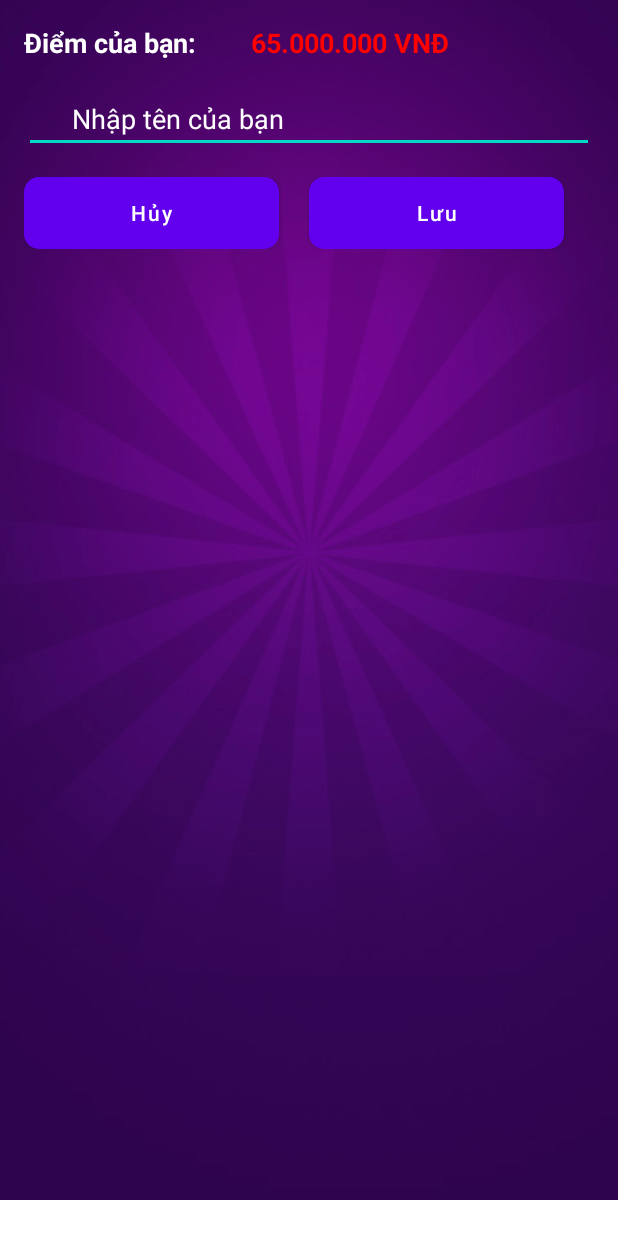
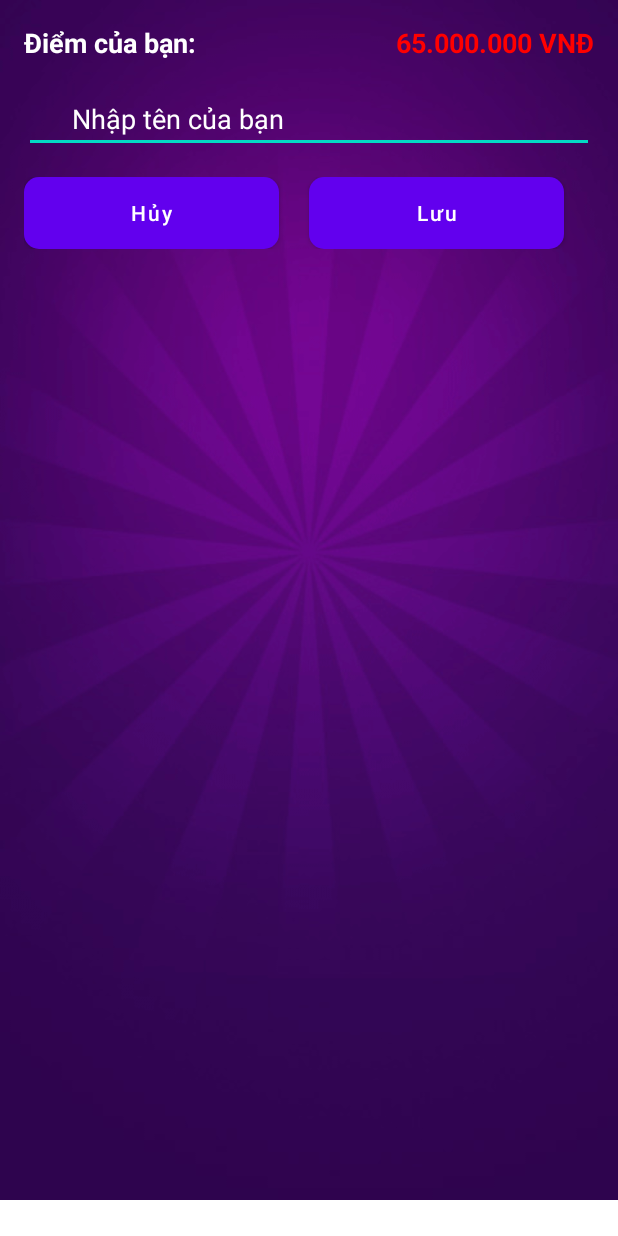
Before and after one commit to N11-Android/AiLaTrieuPhu, an Android app: the layout score_dialog.xml on its own in the app's theme, with its tools: preview values and no code run, on a phone screen of 412 x 824 dp. Run offline under Robolectric (Android 15) with nearby library versions, the phone set to English and light mode, and no system bars.

Commit message:
fix big score layout

```diff
--- a/app/src/main/java/haui/android/dialogs/ScoreDialog.java
+++ b/app/src/main/java/haui/android/dialogs/ScoreDialog.java
@@ -10,6 +10,7 @@ import android.widget.LinearLayout;
 import android.widget.TextView;
 
 import haui.android.App;
+import haui.android.DatabaseHelper;
 import haui.android.R;
 import haui.android.manager.DatabaseManager;
 
@@ -27,6 +28,7 @@ public class ScoreDialog extends Dialog implements View.OnClickListener {
 
         edtName = (EditText) findViewById(R.id.edt_name);
         tvScore = (TextView) findViewById(R.id.tv_score);
+        findViewById(R.id.btn_score_cancel).setOnClickListener(this);
         findViewById(R.id.btn_save).setOnClickListener(this);
 
     }
@@ -38,16 +40,20 @@ public class ScoreDialog extends Dialog implements View.OnClickListener {
 
     @Override
     public void onClick(View v) {
+        if(v.getId() == R.id.btn_score_cancel) {
+            dismiss();
+        }
         if(v.getId() == R.id.btn_save){
             if (edtName.getText().toString().isEmpty()) {
                 return;
             }
             DatabaseManager databaseManager = new DatabaseManager(App.getContext());
             ContentValues values = new ContentValues();
-            values.put("Name", edtName.getText().toString().trim());
-            values.put("Score", score);
-            databaseManager.insert("HighScore", values);
+            values.put("username", edtName.getText().toString().trim());
+            values.put("score", score);
+            databaseManager.insert("USER", values);
             dismiss();
+
         }
     }
 }
--- a/app/src/main/res/layout/score_dialog.xml
+++ b/app/src/main/res/layout/score_dialog.xml
@@ -4,29 +4,32 @@
     android:layout_height="wrap_content"
     android:background="@drawable/player_money_background"
     android:padding="16dp">
-    <TableRow android:layout_width="match_parent"
+
+    <LinearLayout
+        android:layout_width="match_parent"
         android:layout_height="wrap_content"
-        android:orientation="horizontal"
-        android:gravity="center_vertical">
+        android:orientation="horizontal">
 
         <TextView
-            android:layout_width="wrap_content"
+            android:layout_width="0dp"
             android:layout_height="wrap_content"
             android:text="Điểm của bạn: "
             android:textColor="#FFFFFF"
             android:textSize="18sp"
-            android:textStyle="bold" />
+            android:textStyle="bold"
+            android:layout_weight="1"/>
 
         <TextView
             android:id="@+id/tv_score"
-            android:layout_width="wrap_content"
+            android:layout_width="0dp"
             android:layout_height="wrap_content"
-            android:paddingLeft="32dp"
             android:text="65.000.000 VNĐ"
             android:textColor="#FF0000"
             android:textSize="18sp"
-            android:textStyle="bold" />
-    </TableRow>
+            android:textStyle="bold"
+            android:layout_weight="1"
+            android:gravity="right"/>
+    </LinearLayout>
 
     <EditText
         android:id="@+id/edt_name"
@@ -36,6 +39,7 @@
         android:layout_marginBottom="16dp"
         android:hint="Nhập tên của bạn"
         android:paddingLeft="32dp"
+        android:textColor="#FFFFFF"
         android:textColorHint="#FFFFFF" />
 
     <LinearLayout
```
